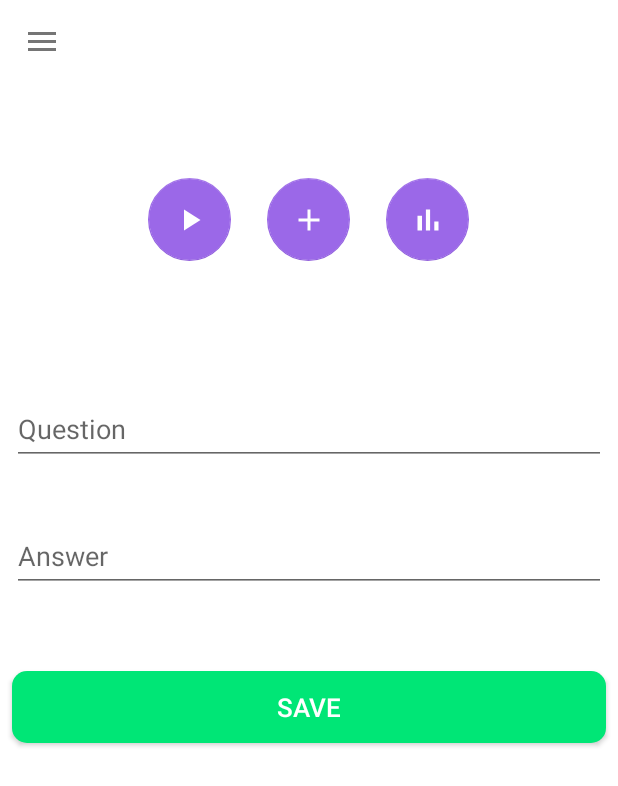
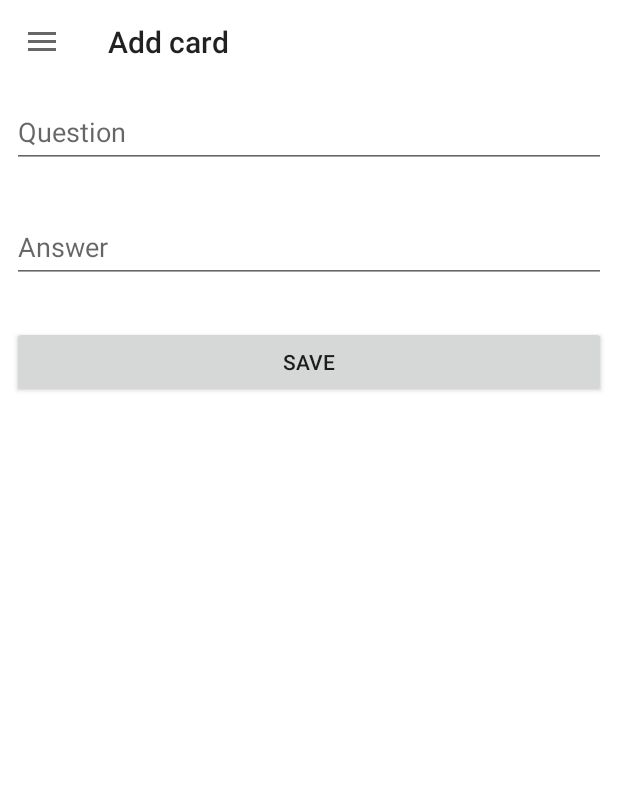
Before and after one commit to Bryanx/byheart, an Android app: the fragment CardFragment placed in its activity, after a tap on an icon or button, on a phone screen of 412 x 824 dp. Shown: the top 786 px of the screen. Run offline under Robolectric (Android 15) with nearby library versions, the phone set to English and light mode, and no system bars; our stand-ins replace Room's generated code; libraries missing offline, so code that uses them is left out: com.thoughtbot.expandablerecyclerview; 1 statement that could not run was skipped.

Commit message:
Toolbar is now dynamic

```diff
--- a/app/src/main/java/com/example/byheart/MainActivity.kt
+++ b/app/src/main/java/com/example/byheart/MainActivity.kt
@@ -1,14 +1,12 @@
 package com.example.byheart
 
 import android.os.Bundle
-import android.view.Menu
 import android.view.MenuItem
 import androidx.appcompat.app.ActionBarDrawerToggle
 import androidx.core.view.GravityCompat
 import androidx.lifecycle.Observer
 import androidx.lifecycle.ViewModelProviders
 import androidx.recyclerview.widget.LinearLayoutManager
-import androidx.recyclerview.widget.RecyclerView
 import com.example.byheart.card.CardFragment
 import com.example.byheart.overview.Overview
 import com.example.byheart.pile.Pile
@@ -17,12 +15,10 @@ import com.example.byheart.pile.PileViewModel
 import com.example.byheart.shared.PileAdapter
 import com.google.android.material.navigation.NavigationView
 import kotlinx.android.synthetic.main.activity_main.*
-import kotlinx.android.synthetic.main.app_bar_main.*
 import java.util.Arrays.asList
 
 class MainActivity : BaseActivity(), NavigationView.OnNavigationItemSelectedListener {
 
-    private lateinit var recyclerView: RecyclerView
     var pileId: String = ""
     var pileName: String = ""
 
@@ -30,7 +26,6 @@ class MainActivity : BaseActivity(), NavigationView.OnNavigationItemSelectedList
         super.onCreate(savedInstanceState)
         setContentView(R.layout.activity_main)
         setSupportActionBar(toolbar)
-        supportActionBar?.title = ""
         val toggle = ActionBarDrawerToggle(
             this, drawer_layout, toolbar, R.string.navigation_drawer_open, R.string.navigation_drawer_close
         )
@@ -41,18 +36,21 @@ class MainActivity : BaseActivity(), NavigationView.OnNavigationItemSelectedList
     }
 
     private fun populateMenu() {
-        recyclerView = findViewById(R.id.activity_main_recyclerview)
         val layoutManager = LinearLayoutManager(this)
         val pileViewModel = ViewModelProviders.of(this).get(PileViewModel::class.java)
         pileViewModel.allPiles.observe(this, Observer<List<Pile>> { piles ->
             val overviews = asList(Overview("Overview", piles))
             val adapter = PileAdapter(overviews)
-            recyclerView.layoutManager = layoutManager
-            recyclerView.adapter = adapter
+            mainMenuRecycler.layoutManager = layoutManager
+            mainMenuRecycler.adapter = adapter
         })
     }
 
     fun closeDrawer(): Unit = drawer_layout.closeDrawer(GravityCompat.START)
+
+    fun setToolbarTitle(title: String) {
+        toolbar.title = title
+    }
 
     override fun onBackPressed() = when {
         drawer_layout.isDrawerOpen(GravityCompat.START) -> closeDrawer()
--- a/app/src/main/java/com/example/byheart/card/CardFragment.kt
+++ b/app/src/main/java/com/example/byheart/card/CardFragment.kt
@@ -2,8 +2,8 @@ package com.example.byheart.card
 
 import android.os.Bundle
 import android.view.*
-import android.widget.TextView
 import androidx.appcompat.widget.Toolbar
+import androidx.core.content.ContextCompat
 import androidx.fragment.app.Fragment
 import androidx.lifecycle.Observer
 import androidx.lifecycle.ViewModelProviders
@@ -16,29 +16,29 @@ import com.example.byheart.card.edit.CardEditFragment
 import com.example.byheart.rehearsal.RehearsalFragment
 import com.example.byheart.shared.SwipeToDeleteCallback
 import com.example.byheart.shared.startFragment
-import com.google.android.material.appbar.AppBarLayout
-import com.google.android.material.appbar.CollapsingToolbarLayout
-import com.google.android.material.floatingactionbutton.FloatingActionButton
+import kotlinx.android.synthetic.main.content_card.*
 
 class CardFragment : Fragment() {
 
-    private lateinit var btnPlay: FloatingActionButton
-    private lateinit var btnAdd: FloatingActionButton
-    private lateinit var pileTitle: TextView
     private lateinit var cardViewModel: CardViewModel
     private lateinit var layout: View
     private var pileId: String? = null
 
     override fun onCreateView(inflater: LayoutInflater, container: ViewGroup?, savedInstanceState: Bundle?): View? {
+        activity?.findViewById<Toolbar>(R.id.toolbar)?.setBackgroundColor(ContextCompat.getColor(context!!, android.R.color.transparent))
         layout = inflater.inflate(R.layout.content_card, container, false)
         cardViewModel = ViewModelProviders.of(this).get(CardViewModel::class.java)
-        findViews()
+        (activity as MainActivity).closeDrawer()
+        (activity as MainActivity).setToolbarTitle("")
+        return layout
+    }
+
+    override fun onViewCreated(view: View, savedInstanceState: Bundle?) {
+        super.onViewCreated(view, savedInstanceState)
         getBundle()
         val adapter = setUpAdapter()
         addEventHandlers(adapter)
-        (activity as MainActivity).closeDrawer()
         setHasOptionsMenu(true)
-        return layout
     }
 
     override fun onCreateOptionsMenu(menu: Menu, inflater: MenuInflater) {
@@ -50,12 +50,6 @@ class CardFragment : Fragment() {
             R.id.action_settings -> true
             else -> super.onOptionsItemSelected(item)
         }
-    }
-
-    private fun findViews() {
-        pileTitle = activity?.findViewById(R.id.content_card_title)!!
-        btnPlay = activity?.findViewById(R.id.buttonPlay)!!
-        btnAdd = activity?.findViewById(R.id.buttonAdd)!!
     }
 
     private fun setUpAdapter(): CardListAdapter {
@@ -71,7 +65,7 @@ class CardFragment : Fragment() {
     private fun getBundle() {
         val pileName = (activity as MainActivity).pileName
         pileId = (activity as MainActivity).pileId
-        pileTitle.text = pileName
+        content_card_title.text = pileName
     }
 
     private fun addEventHandlers(adapter: CardListAdapter) {
@@ -81,14 +75,14 @@ class CardFragment : Fragment() {
                 it.pileId.toString() == pileId
             }?.let {
                 adapter.setCards(it)
-                btnPlay.isEnabled = it.isNotEmpty()
+                buttonPlay.isEnabled = it.isNotEmpty()
             }
         })
-        btnPlay.setOnClickListener {
+        buttonPlay.setOnClickListener {
             (activity as MainActivity).pileId = pileId!!
             fragmentManager?.startFragment(RehearsalFragment())
         }
-        btnAdd.setOnClickListener {
+        buttonAdd.setOnClickListener {
             (activity as MainActivity).pileId = pileId!!
             fragmentManager?.startFragment(CardEditFragment())
         }
--- a/app/src/main/java/com/example/byheart/card/edit/CardEditFragment.kt
+++ b/app/src/main/java/com/example/byheart/card/edit/CardEditFragment.kt
@@ -33,6 +33,7 @@ class CardEditFragment : Fragment() {
         findViews()
         addEventHandlers()
         (activity as MainActivity).closeDrawer()
+        (activity as MainActivity).setToolbarTitle("Add card")
         return layout
     }
 
--- a/app/src/main/java/com/example/byheart/rehearsal/RehearsalFragment.kt
+++ b/app/src/main/java/com/example/byheart/rehearsal/RehearsalFragment.kt
@@ -33,9 +33,9 @@ class RehearsalFragment : Fragment() {
         pileId = (activity as MainActivity).pileId
         getCards()
         loadAnimations()
+        setHasOptionsMenu(true)
         (activity as MainActivity).closeDrawer()
-        setHasOptionsMenu(true)
-        activity?.findViewById<AppBarLayout>(R.id.app_bar)?.setExpanded(false, true)
+        (activity as MainActivity).setToolbarTitle("")
         return layout
     }
 
--- a/app/src/main/res/layout/activity_main.xml
+++ b/app/src/main/res/layout/activity_main.xml
@@ -10,10 +10,24 @@
         android:fitsSystemWindows="true"
         tools:openDrawer="start">
 
-    <include
-            layout="@layout/app_bar_main"
+    <FrameLayout
             android:layout_width="match_parent"
-            android:layout_height="match_parent"/>
+            android:layout_height="match_parent">
+
+        <FrameLayout
+                android:id="@+id/main_container"
+                app:layout_behavior="@string/appbar_scrolling_view_behavior"
+                android:layout_width="match_parent"
+                android:layout_height="match_parent"/>
+
+        <androidx.appcompat.widget.Toolbar
+                android:id="@+id/toolbar"
+                android:layout_width="match_parent"
+                android:layout_height="?attr/actionBarSize"
+                android:background="@color/white"
+                app:title="test"
+                app:elevation="4dp"/>
+    </FrameLayout>
 
     <com.google.android.material.navigation.NavigationView
             android:id="@+id/nav_view"
@@ -25,7 +39,7 @@
             app:menu="@menu/activity_main_drawer">
 
         <androidx.recyclerview.widget.RecyclerView
-                android:id="@+id/activity_main_recyclerview"
+                android:id="@+id/mainMenuRecycler"
                 android:layout_width="match_parent"
                 android:layout_height="wrap_content"
                 android:layout_marginTop="192dp"
--- a/app/src/main/res/layout/app_bar_main.xml
+++ /dev/null
@@ -1,85 +0,0 @@
-<?xml version="1.0" encoding="utf-8"?>
-<androidx.coordinatorlayout.widget.CoordinatorLayout
-        xmlns:android="http://schemas.android.com/apk/res/android"
-        xmlns:app="http://schemas.android.com/apk/res-auto"
-        android:layout_width="match_parent"
-        android:layout_height="match_parent">
-
-    <com.google.android.material.appbar.AppBarLayout
-            android:id="@+id/app_bar"
-            android:layout_height="198dp"
-            android:layout_width="match_parent"
-            android:background="@color/white"
-            android:fitsSystemWindows="true"
-            android:minHeight="0dp"
-            android:theme="@style/AppTheme.AppBarOverlay">
-
-        <com.google.android.material.appbar.CollapsingToolbarLayout
-                android:layout_width="match_parent"
-                android:layout_height="match_parent"
-                app:title=""
-                app:expandedTitleGravity="top|center_horizontal"
-                app:layout_scrollFlags="scroll|enterAlways">
-
-            <TextView
-                    android:id="@+id/content_card_title"
-                    android:layout_width="match_parent"
-                    android:layout_height="match_parent"
-                    android:text="test"
-                    android:textSize="32sp"
-                    app:layout_collapseParallaxMultiplier="0"
-                    app:layout_collapseMode="parallax"
-                    android:paddingBottom="62dp"
-                    android:gravity="center"/>
-
-            <LinearLayout
-                    android:id="@+id/menuFabs"
-                    android:layout_width="match_parent"
-                    android:layout_height="match_parent"
-                    android:paddingBottom="24dp"
-                    android:gravity="bottom|center"
-                    app:layout_collapseParallaxMultiplier="0"
-                    app:layout_collapseMode="parallax"
-                    android:orientation="horizontal">
-                <com.google.android.material.floatingactionbutton.FloatingActionButton
-                        android:id="@+id/buttonPlay"
-                        style="@style/customFab"
-                        app:elevation="0dp"
-                        app:backgroundTint="@color/colorPrimary"
-                        android:src="@drawable/ic_play_arrow_black_24dp"
-                        android:layout_marginEnd="24dp"/>
-                <com.google.android.material.floatingactionbutton.FloatingActionButton
-                        android:id="@+id/buttonAdd"
-                        style="@style/customFab"
-                        app:elevation="0dp"
-                        app:backgroundTint="@color/colorPrimary"
-                        android:src="@drawable/ic_add_black_24dp"/>
-                <com.google.android.material.floatingactionbutton.FloatingActionButton
-                        android:id="@+id/buttonScores"
-                        style="@style/customFab"
-                        app:elevation="0dp"
-                        app:backgroundTint="@color/colorPrimary"
-                        android:src="@drawable/ic_bar_chart_24dp"
-                        android:layout_marginStart="24dp"/>
-            </LinearLayout>
-
-            <androidx.appcompat.widget.Toolbar
-                    android:id="@+id/toolbar"
-                    android:layout_width="match_parent"
-                    android:layout_height="?attr/actionBarSize"
-                    android:background="@android:color/transparent"
-                    app:title=""
-                    app:layout_collapseMode="pin"
-                    app:popupTheme="@style/AppTheme.PopupOverlay"/>
-
-        </com.google.android.material.appbar.CollapsingToolbarLayout>
-
-    </com.google.android.material.appbar.AppBarLayout>
-
-    <FrameLayout
-            android:id="@+id/main_container"
-            app:layout_behavior="@string/appbar_scrolling_view_behavior"
-            android:layout_width="match_parent"
-            android:layout_height="match_parent"/>
-
-</androidx.coordinatorlayout.widget.CoordinatorLayout>
--- a/app/src/main/res/layout/content_card_edit.xml
+++ b/app/src/main/res/layout/content_card_edit.xml
@@ -29,7 +29,7 @@
             android:layout_height="wrap_content"
             app:errorEnabled="true"
             android:hint="@string/answer"
-            android:layout_marginTop="8dp" app:layout_constraintTop_toBottomOf="@+id/card_edit_text_input_question"
+            app:layout_constraintTop_toBottomOf="@+id/card_edit_text_input_question"
             app:layout_constraintStart_toStartOf="parent" android:layout_marginStart="8dp"
             app:layout_constraintEnd_toEndOf="parent" android:layout_marginEnd="8dp">
         <com.google.android.material.textfield.TextInputEditText
@@ -45,12 +45,9 @@
             android:text="@string/save"
             android:layout_width="0dp"
             android:layout_height="wrap_content"
-            android:textSize="17sp"
-            android:textColor="@color/white"
-            android:background="@drawable/card_green"
             app:layout_constraintEnd_toEndOf="parent"
             app:layout_constraintStart_toStartOf="parent"
             android:layout_marginEnd="8dp"
-            android:layout_marginStart="8dp" android:layout_marginTop="32dp"
+            android:layout_marginStart="8dp" android:layout_marginTop="8dp"
             app:layout_constraintTop_toBottomOf="@+id/card_edit_text_input_answer"/>
 </androidx.constraintlayout.widget.ConstraintLayout>
--- a/app/src/main/res/layout/content_main.xml
+++ b/app/src/main/res/layout/content_main.xml
@@ -6,7 +6,6 @@
         android:layout_width="match_parent"
         android:layout_height="match_parent"
         app:layout_behavior="@string/appbar_scrolling_view_behavior"
-        tools:showIn="@layout/app_bar_main"
         android:background="@android:color/white"
         tools:context=".MainActivity">
 
--- a/app/src/main/res/layout/content_pile_edit.xml
+++ b/app/src/main/res/layout/content_pile_edit.xml
@@ -9,10 +9,11 @@
             android:id="@+id/pileNameLayout"
             android:layout_width="match_parent"
             android:layout_height="wrap_content"
-            android:hint="Pile name"
+            app:errorEnabled="true"
+            android:hint="@string/pile_name"
             app:layout_constraintStart_toStartOf="parent" android:layout_marginStart="8dp"
             app:layout_constraintEnd_toEndOf="parent" android:layout_marginEnd="8dp"
-            android:layout_marginTop="8dp" app:layout_constraintTop_toTopOf="parent">
+            android:layout_marginTop="?actionBarSize" app:layout_constraintTop_toTopOf="parent">
 
         <EditText
                 android:id="@+id/pileName"
--- a/app/src/main/res/values/strings.xml
+++ b/app/src/main/res/values/strings.xml
@@ -10,4 +10,5 @@
     <string name="question">Question</string>
     <string name="answer">Answer</string>
     <string name="save">SAVE</string>
+    <string name="pile_name">Pile name</string>
 </resources>
```
Also changed, not shown: app/src/main/java/com/example/byheart/pile/edit/PileEditFragment.kt (+1 -7 lines), app/src/main/res/layout/content_card.xml (+79 -14 lines).
